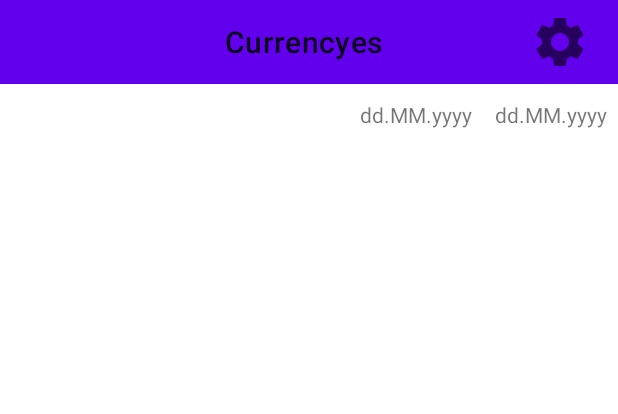
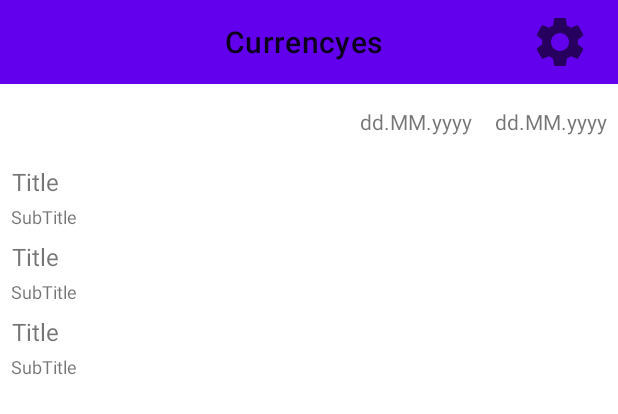
Before and after one commit to Bondidos/Currencyes, an Android app: the layout main_fragment.xml on its own in the app's theme, with its tools: preview values and no code run, on a phone screen of 412 x 824 dp. Shown: the top 414 px of the screen. Run offline under Robolectric (Android 15) with nearby library versions, the phone set to English and light mode, and no system bars.

Commit message:
mainFragment layout + currency_item

```diff
--- /dev/null
+++ b/app/src/main/res/layout/currency_item.xml
@@ -0,0 +1,65 @@
+<?xml version="1.0" encoding="utf-8"?>
+<androidx.constraintlayout.widget.ConstraintLayout
+    xmlns:android="http://schemas.android.com/apk/res/android"
+    xmlns:app="http://schemas.android.com/apk/res-auto"
+    android:layout_width="match_parent"
+    android:layout_height="@dimen/item_height">
+
+    <androidx.constraintlayout.widget.Guideline
+        android:id="@+id/guideline4"
+        android:layout_width="wrap_content"
+        android:layout_height="wrap_content"
+        android:orientation="vertical"
+        app:layout_constraintGuide_end="@dimen/first_guideLine"/>
+
+    <androidx.constraintlayout.widget.Guideline
+        android:id="@+id/guideline5"
+        android:layout_width="wrap_content"
+        android:layout_height="wrap_content"
+        android:orientation="vertical"
+        app:layout_constraintGuide_end="@dimen/second_guideLine"/>
+
+    <TextView
+        android:id="@+id/previousValue"
+        android:layout_width="wrap_content"
+        android:layout_height="wrap_content"
+        app:layout_constraintBottom_toBottomOf="parent"
+        app:layout_constraintEnd_toStartOf="@+id/guideline4"
+        app:layout_constraintStart_toStartOf="@+id/guideline5"
+        app:layout_constraintTop_toTopOf="parent" />
+
+    <TextView
+        android:id="@+id/presentValue"
+        android:layout_width="wrap_content"
+        android:layout_height="wrap_content"
+        app:layout_constraintBottom_toBottomOf="parent"
+        app:layout_constraintEnd_toEndOf="parent"
+        app:layout_constraintStart_toStartOf="@+id/guideline4"
+        app:layout_constraintTop_toTopOf="parent" />
+
+    <TextView
+        android:id="@+id/title"
+        android:layout_width="wrap_content"
+        android:layout_height="wrap_content"
+        android:layout_marginTop="4dp"
+        android:text="@string/title"
+        android:textSize="16sp"
+        app:layout_constraintEnd_toStartOf="@+id/guideline5"
+        app:layout_constraintHorizontal_bias="0.04"
+        app:layout_constraintStart_toStartOf="parent"
+        app:layout_constraintTop_toTopOf="parent" />
+
+    <TextView
+        android:id="@+id/subTitle"
+        android:layout_width="wrap_content"
+        android:layout_height="wrap_content"
+        android:layout_marginTop="4dp"
+        android:text="@string/subtitle"
+        android:textSize="12sp"
+        app:layout_constraintBottom_toBottomOf="parent"
+        app:layout_constraintEnd_toStartOf="@+id/guideline5"
+        app:layout_constraintHorizontal_bias="0.04"
+        app:layout_constraintStart_toStartOf="parent"
+        app:layout_constraintTop_toBottomOf="@+id/title"
+        app:layout_constraintVertical_bias="0.0" />
+</androidx.constraintlayout.widget.ConstraintLayout>
--- a/app/src/main/res/layout/main_fragment.xml
+++ b/app/src/main/res/layout/main_fragment.xml
@@ -24,14 +24,14 @@
     <View
         android:id="@+id/view"
         android:layout_width="wrap_content"
-        android:layout_height="40dp"
+        android:layout_height="@dimen/item_height"
         app:layout_constraintEnd_toEndOf="parent"
         app:layout_constraintHorizontal_bias="1.0"
         app:layout_constraintStart_toStartOf="parent"
         app:layout_constraintTop_toBottomOf="@+id/toolbar" />
 
     <ImageView
-        android:id="@+id/imageView"
+        android:id="@+id/settingsBtn"
         android:layout_width="40dp"
         android:layout_height="40dp"
         android:src="@drawable/ic_baseline_settings_24"
@@ -40,24 +40,25 @@
         app:layout_constraintHorizontal_bias="0.95"
         app:layout_constraintStart_toStartOf="@+id/toolbar"
         app:layout_constraintTop_toTopOf="@+id/toolbar"
-        app:layout_constraintVertical_bias="0.5" />
+        app:layout_constraintVertical_bias="0.5"
+        tools:ignore="ContentDescription" />
 
     <androidx.constraintlayout.widget.Guideline
         android:id="@+id/guideline2"
         android:layout_width="wrap_content"
         android:layout_height="wrap_content"
         android:orientation="vertical"
-        app:layout_constraintGuide_end="90dp" />
+        app:layout_constraintGuide_end="@dimen/first_guideLine" />
 
     <androidx.constraintlayout.widget.Guideline
         android:id="@+id/guideline3"
         android:layout_width="wrap_content"
         android:layout_height="wrap_content"
         android:orientation="vertical"
-        app:layout_constraintGuide_end="180dp" />
+        app:layout_constraintGuide_end="@dimen/second_guideLine" />
 
     <TextView
-        android:id="@+id/textView"
+        android:id="@+id/firstDate"
         android:layout_width="wrap_content"
         android:layout_height="wrap_content"
         android:layout_marginTop="5dp"
@@ -69,7 +70,7 @@
         app:layout_constraintTop_toBottomOf="@+id/toolbar" />
 
     <TextView
-        android:id="@+id/textView2"
+        android:id="@+id/secondDate"
         android:layout_width="wrap_content"
         android:layout_height="wrap_content"
         android:layout_marginTop="5dp"
@@ -81,8 +82,10 @@
         app:layout_constraintTop_toBottomOf="@+id/toolbar" />
 
     <androidx.recyclerview.widget.RecyclerView
+        android:id="@+id/recycler"
         android:layout_width="match_parent"
         android:layout_height="wrap_content"
+        tools:listitem="@layout/currency_item"
         app:layout_constraintBottom_toBottomOf="parent"
         app:layout_constraintEnd_toEndOf="parent"
         app:layout_constraintHorizontal_bias="0.0"
--- a/app/src/main/res/values/dimens.xml
+++ b/app/src/main/res/values/dimens.xml
@@ -1,4 +1,7 @@
 <?xml version="1.0" encoding="utf-8"?>
 <resources>
     <dimen name="title_margin">150dp</dimen>
+    <dimen name="first_guideLine">90dp</dimen>
+    <dimen name="second_guideLine">180dp</dimen>
+    <dimen name="item_height">50dp</dimen>
 </resources>
--- a/app/src/main/res/values/strings.xml
+++ b/app/src/main/res/values/strings.xml
@@ -1,4 +1,6 @@
 <resources>
     <string name="app_name">Currencyes</string>
     <string name="dd_mm_yyyy">dd.MM.yyyy</string>
+    <string name="subtitle">SubTitle</string>
+    <string name="title">Title</string>
 </resources>
```
